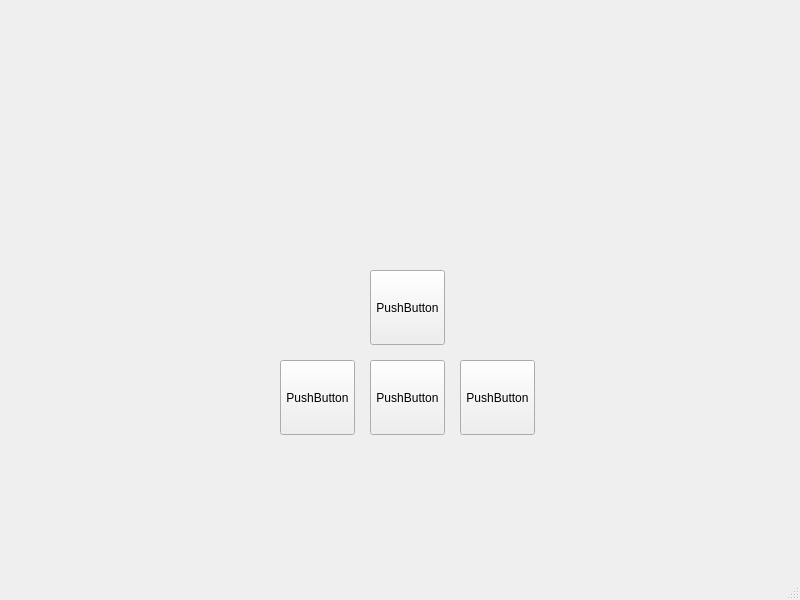
Before: the Qt Designer form designer_main_GUI.ui in zjlxmyx/ThorlabsKST101, drawn with Qt 5.
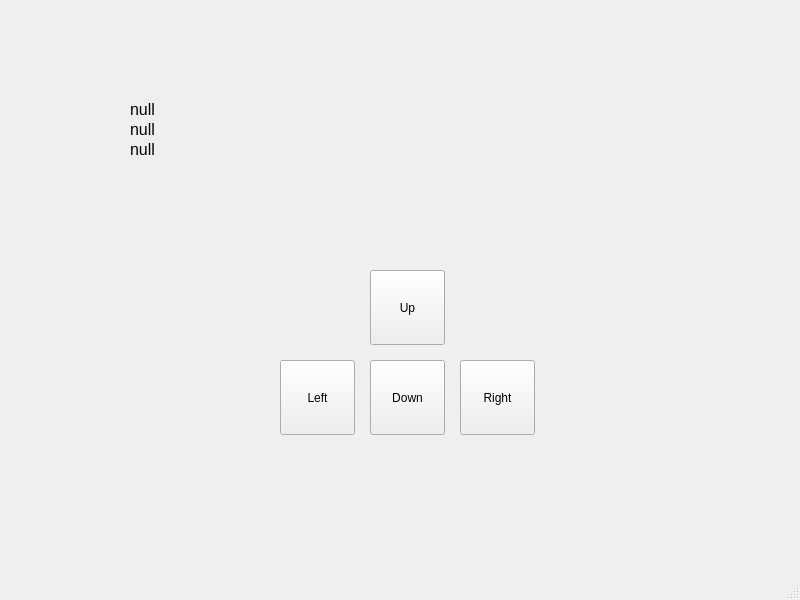
After: the same form once the commit is applied.

What changed in the file:
```diff
--- a/designer_main_GUI.ui
+++ b/designer_main_GUI.ui
@@ -24,7 +24,7 @@
      </rect>
     </property>
     <property name="text">
-     <string>PushButton</string>
+     <string>Up</string>
     </property>
    </widget>
    <widget class="QPushButton" name="left_button">
@@ -37,7 +37,7 @@
      </rect>
     </property>
     <property name="text">
-     <string>PushButton</string>
+     <string>Left</string>
     </property>
    </widget>
    <widget class="QPushButton" name="down_button">
@@ -50,7 +50,7 @@
      </rect>
     </property>
     <property name="text">
-     <string>PushButton</string>
+     <string>Down</string>
     </property>
    </widget>
    <widget class="QPushButton" name="right_button">
@@ -63,7 +63,46 @@
      </rect>
     </property>
     <property name="text">
-     <string>PushButton</string>
+     <string>Right</string>
+    </property>
+   </widget>
+   <widget class="QLabel" name="y_label">
+    <property name="geometry">
+     <rect>
+      <x>130</x>
+      <y>120</y>
+      <width>26</width>
+      <height>19</height>
+     </rect>
+    </property>
+    <property name="text">
+     <string>&lt;html&gt;&lt;head/&gt;&lt;body&gt;&lt;p&gt;&lt;span style=&quot; font-size:12pt;&quot;&gt;null&lt;/span&gt;&lt;/p&gt;&lt;/body&gt;&lt;/html&gt;</string>
+    </property>
+   </widget>
+   <widget class="QLabel" name="x_label">
+    <property name="geometry">
+     <rect>
+      <x>130</x>
+      <y>100</y>
+      <width>26</width>
+      <height>19</height>
+     </rect>
+    </property>
+    <property name="text">
+     <string>&lt;html&gt;&lt;head/&gt;&lt;body&gt;&lt;p&gt;&lt;span style=&quot; font-size:12pt;&quot;&gt;null&lt;/span&gt;&lt;/p&gt;&lt;/body&gt;&lt;/html&gt;</string>
+    </property>
+   </widget>
+   <widget class="QLabel" name="z_label">
+    <property name="geometry">
+     <rect>
+      <x>130</x>
+      <y>140</y>
+      <width>26</width>
+      <height>19</height>
+     </rect>
+    </property>
+    <property name="text">
+     <string>&lt;html&gt;&lt;head/&gt;&lt;body&gt;&lt;p&gt;&lt;span style=&quot; font-size:12pt;&quot;&gt;null&lt;/span&gt;&lt;/p&gt;&lt;/body&gt;&lt;/html&gt;</string>
     </property>
    </widget>
   </widget>
```
